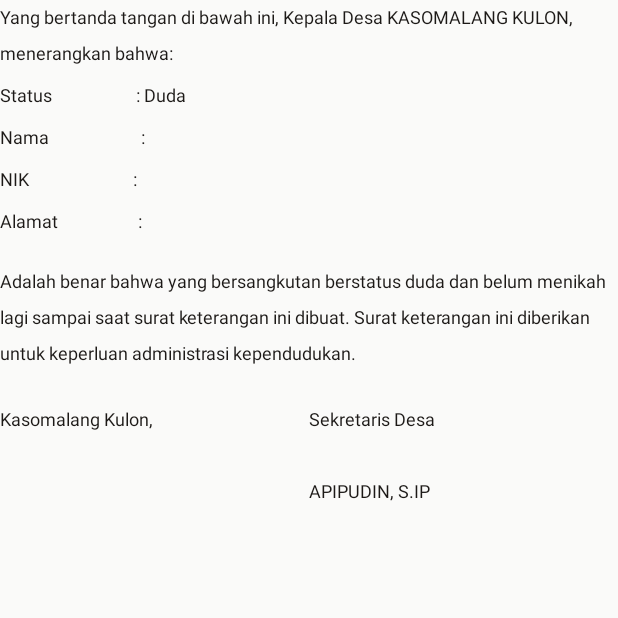
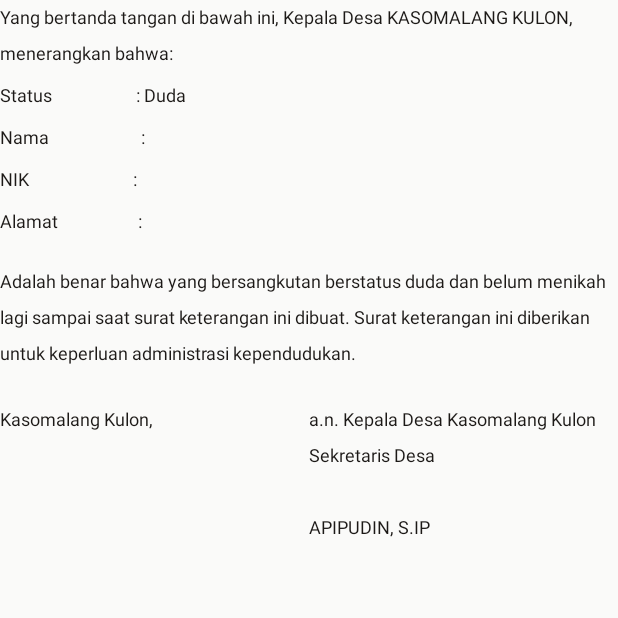
Before and after one commit to xxcode2/kasipem, an Android app built with Jetpack Compose: the composable PreviewDudaJandaContent called with empty values, on a phone screen of 412 x 824 dp, the top half of it. Run offline under Robolectric (Android 15) with nearby library versions, the phone set to English and light mode, and no system bars.

Commit message:
KASIPEM Fase 4: blok Sekdes selalu a.n. Kepala Desa; blok Kades Android tanpa nama desa

```diff
--- a/android-app/app/src/main/java/com/kasipem/ui/screens/PreviewScreen.kt
+++ b/android-app/app/src/main/java/com/kasipem/ui/screens/PreviewScreen.kt
@@ -494,20 +494,17 @@ private fun PreviewSignature(
         }
         Column(modifier = Modifier.weight(1f), horizontalAlignment = Alignment.CenterHorizontally) {
             if (signer == "SEKDES") {
+                // a.n. Kepala Desa oleh Sekdes — dipakai pisah KK, kematian,
+                // USAHA & Duda/Janda juga (user 2026-11-15: blok Sekdes selalu a.n.).
                 TextPreview("a.n. Kepala Desa $desaTitleCase")
                 TextPreview("Sekretaris Desa")
                 Spacer(modifier = Modifier.height(24.dp))
                 TextPreview(header.namaSekdes)
                 // Baris NIP hanya bila diisi; default kosong (tidak ada NIP).
                 if (header.nipSekdes.isNotBlank()) TextPreview("NIP: ${header.nipSekdes}")
-            } else if (signer == "SEKDES_ONLY") {
-                // Sekretaris Desa saja (tanpa "a.n.") — dipakai SKU & Duda/Janda.
-                TextPreview("Sekretaris Desa")
-                Spacer(modifier = Modifier.height(24.dp))
-                TextPreview(header.namaSekdes)
-                if (header.nipSekdes.isNotBlank()) TextPreview("NIP: ${header.nipSekdes}")
             } else {
-                TextPreview("Kepala Desa $desaTitleCase")
+                // Kepala Desa saja (tanpa nama desa — sudah ada di baris tempat/tanggal).
+                TextPreview("Kepala Desa")
                 Spacer(modifier = Modifier.height(24.dp))
                 TextPreview(header.namaPejabat)
                 if (header.nipPejabat.isNotBlank()) TextPreview("NIP: ${header.nipPejabat}")
@@ -899,7 +896,7 @@ private fun PreviewUsahaContent(header: HeaderData, data: UsahaData, date: Strin
         TextPreview("Alamat Usaha         : ${data.alamatUsaha}")
         Spacer(modifier = Modifier.height(8.dp))
         TextPreview("Adalah benar bahwa yang bersangkutan memiliki usaha ${data.namaUsaha} yang bertempat di ${data.alamatUsaha}. Surat keterangan ini diberikan untuk keperluan administrasi usaha.")
-        PreviewSignature(header, date, "SEKDES_ONLY")
+        PreviewSignature(header, date, "SEKDES")
     }
 }
 
@@ -919,7 +916,7 @@ private fun PreviewDudaJandaContent(header: HeaderData, data: DudaJandaData, dat
         }
         Spacer(modifier = Modifier.height(8.dp))
         TextPreview("Adalah benar bahwa yang bersangkutan berstatus ${data.statusDudaJanda.lowercase()} dan belum menikah lagi sampai saat surat keterangan ini dibuat. Surat keterangan ini diberikan untuk keperluan administrasi kependudukan.")
-        PreviewSignature(header, date, "SEKDES_ONLY")
+        PreviewSignature(header, date, "SEKDES")
     }
 }
 
```
Also changed, not shown: android-app/app/src/main/java/com/kasipem/data/PdfGenerator.kt (+7 -7 lines), 3 other files.
